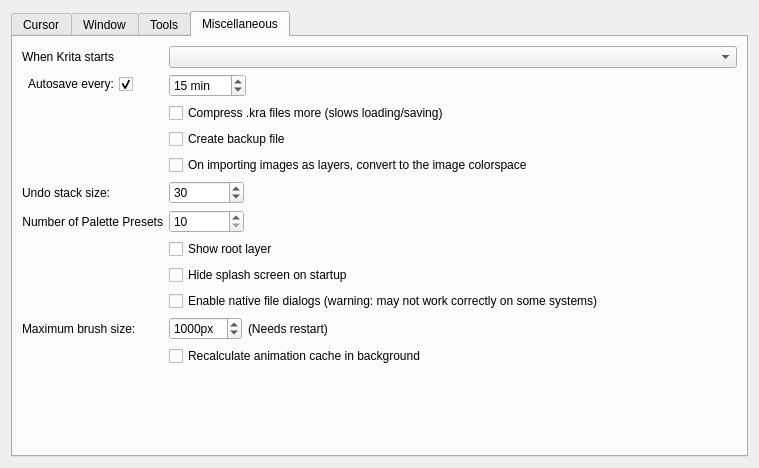
First picture: the form in libs/ui/forms/wdggeneralsettings.ui, repository KDE/krita, before the edit.
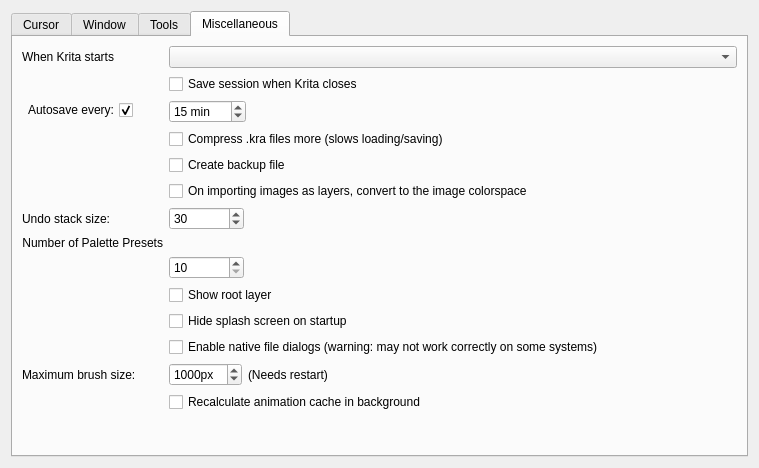
Second picture: the form after the edit. The open tabs and pages were chosen to show the change. Custom widgets are drawn as their Qt base class.

Commit message: Add option whether to automatically save changes to sessions

```diff
--- a/libs/ui/forms/wdggeneralsettings.ui
+++ b/libs/ui/forms/wdggeneralsettings.ui
@@ -499,7 +499,7 @@
        <string>Miscellaneous</string>
       </attribute>
       <layout class="QFormLayout" name="formLayout_3">
-       <item row="1" column="0">
+       <item row="2" column="0">
         <widget class="QCheckBox" name="m_autosaveCheckBox">
          <property name="sizePolicy">
           <sizepolicy hsizetype="Minimum" vsizetype="Fixed">
@@ -518,7 +518,7 @@
          </property>
         </widget>
        </item>
-       <item row="1" column="1">
+       <item row="2" column="1">
         <widget class="KisIntParseSpinBox" name="m_autosaveSpinBox">
          <property name="sizePolicy">
           <sizepolicy hsizetype="Fixed" vsizetype="Fixed">
@@ -549,28 +549,28 @@
          </property>
         </widget>
        </item>
-       <item row="2" column="1">
+       <item row="3" column="1">
         <widget class="QCheckBox" name="m_chkCompressKra">
          <property name="text">
           <string>Compress .kra files more (slows loading/saving)</string>
          </property>
         </widget>
        </item>
-       <item row="4" column="1">
+       <item row="5" column="1">
         <widget class="QCheckBox" name="m_backupFileCheckBox">
          <property name="text">
           <string>Create backup file </string>
          </property>
         </widget>
        </item>
-       <item row="6" column="1">
+       <item row="7" column="1">
         <widget class="QCheckBox" name="m_chkConvertOnImport">
          <property name="text">
           <string>On importing images as layers, convert to the image colorspace</string>
          </property>
         </widget>
        </item>
-       <item row="8" column="0">
+       <item row="9" column="0">
         <widget class="QLabel" name="label">
          <property name="sizePolicy">
           <sizepolicy hsizetype="Minimum" vsizetype="Preferred">
@@ -586,7 +586,7 @@
          </property>
         </widget>
        </item>
-       <item row="8" column="1">
+       <item row="9" column="1">
         <widget class="KisIntParseSpinBox" name="m_undoStackSize">
          <property name="sizePolicy">
           <sizepolicy hsizetype="Fixed" vsizetype="Fixed">
@@ -614,7 +614,7 @@
          </property>
         </widget>
        </item>
-       <item row="9" column="0">
+       <item row="10" column="0">
         <widget class="QLabel" name="label_3">
          <property name="sizePolicy">
           <sizepolicy hsizetype="Minimum" vsizetype="Preferred">
@@ -630,7 +630,7 @@
          </property>
         </widget>
        </item>
-       <item row="9" column="1">
+       <item row="11" column="1">
         <widget class="KisIntParseSpinBox" name="m_favoritePresetsSpinBox">
          <property name="sizePolicy">
           <sizepolicy hsizetype="Fixed" vsizetype="Fixed">
@@ -652,21 +652,21 @@
          </property>
         </widget>
        </item>
-       <item row="10" column="1">
+       <item row="12" column="1">
         <widget class="QCheckBox" name="chkShowRootLayer">
          <property name="text">
           <string>Show root layer</string>
          </property>
         </widget>
        </item>
-       <item row="12" column="1">
+       <item row="13" column="1">
         <widget class="QCheckBox" name="m_hideSplashScreen">
          <property name="text">
           <string>Hide splash screen on startup</string>
          </property>
         </widget>
        </item>
-       <item row="13" column="1">
+       <item row="14" column="1">
         <widget class="QCheckBox" name="m_chkNativeFileDialog">
          <property name="toolTip">
           <string>Warning: if you enable this setting and the file dialogs do weird stuff, do not report a bug.</string>
@@ -676,14 +676,14 @@
          </property>
         </widget>
        </item>
-       <item row="15" column="0">
+       <item row="16" column="0">
         <widget class="QLabel" name="label_9">
          <property name="text">
           <string>Maximum brush size:</string>
          </property>
         </widget>
        </item>
-       <item row="15" column="1">
+       <item row="16" column="1">
         <layout class="QHBoxLayout" name="horizontalLayout_2">
          <item>
           <widget class="QSpinBox" name="intMaxBrushSize">
@@ -719,14 +719,14 @@
          </item>
         </layout>
        </item>
-       <item row="16" column="1">
+       <item row="17" column="1">
         <widget class="QCheckBox" name="m_chkCacheAnimatioInBackground">
          <property name="text">
           <string>Recalculate animation cache in background</string>
          </property>
         </widget>
        </item>
-       <item row="17" column="1">
+       <item row="18" column="1">
         <spacer name="verticalSpacer_4">
          <property name="orientation">
           <enum>Qt::Vertical</enum>
@@ -758,6 +758,13 @@
          </property>
         </widget>
        </item>
+       <item row="1" column="1">
+        <widget class="QCheckBox" name="chkSaveSessionOnQuit">
+         <property name="text">
+          <string>Save session when Krita closes</string>
+         </property>
+        </widget>
+       </item>
       </layout>
      </widget>
     </widget>
```
The commit also changes 5 other files.
